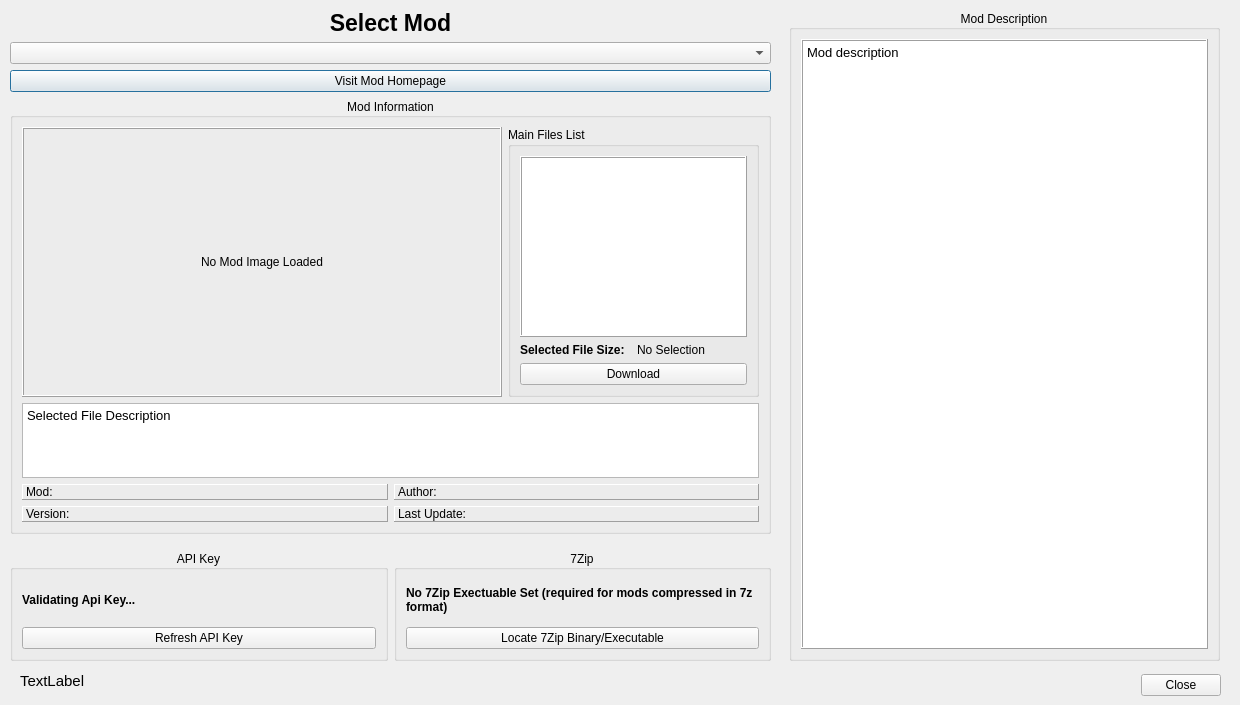
First picture: the form in modules/ModDownloader.ui, repository rainmakerv3/BB_Launcher, before the edit.
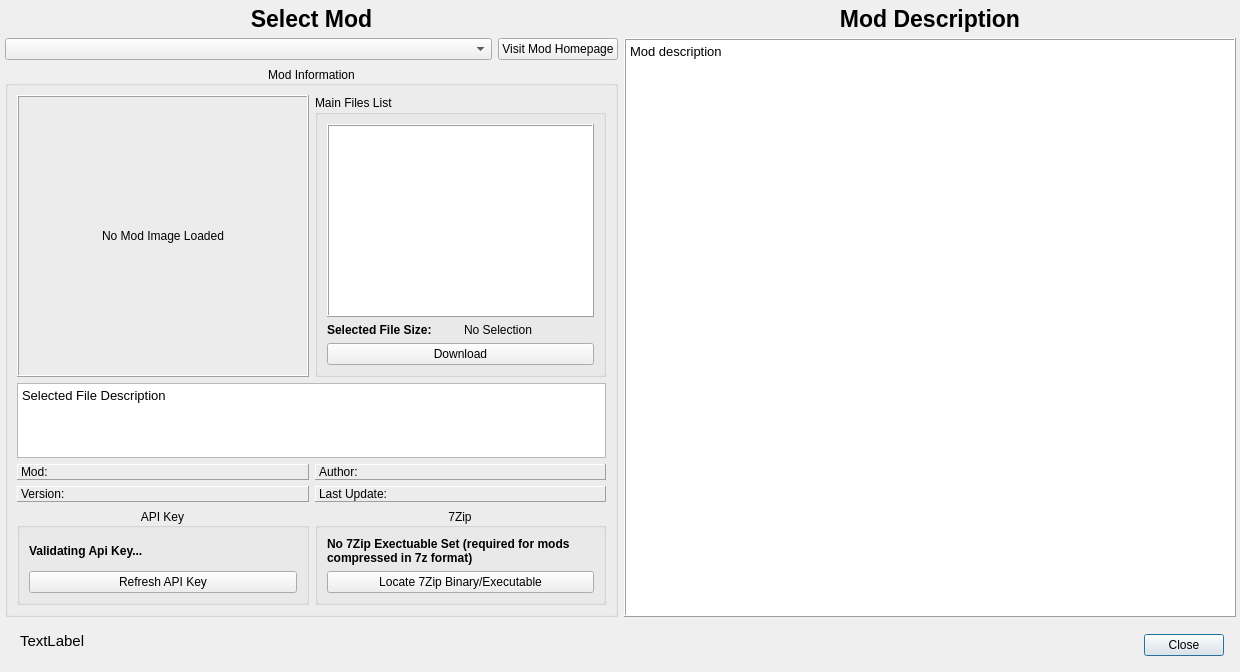
Second picture: the form after the edit.

Commit message: Downloader: ui element size tweaks

Patch:
```diff
--- a/modules/ModDownloader.ui
+++ b/modules/ModDownloader.ui
@@ -7,21 +7,67 @@
     <x>0</x>
     <y>0</y>
     <width>1240</width>
-    <height>705</height>
+    <height>672</height>
    </rect>
   </property>
   <property name="windowTitle">
    <string>BBLauncher Mod Downloader</string>
   </property>
-  <widget class="QWidget" name="verticalLayoutWidget">
+  <widget class="QDialogButtonBox" name="buttonBox">
    <property name="geometry">
     <rect>
-     <x>10</x>
-     <y>10</y>
-     <width>761</width>
-     <height>524</height>
+     <x>1123</x>
+     <y>630</y>
+     <width>101</width>
+     <height>31</height>
     </rect>
    </property>
+   <property name="sizePolicy">
+    <sizepolicy hsizetype="Expanding" vsizetype="Expanding">
+     <horstretch>5</horstretch>
+     <verstretch>0</verstretch>
+    </sizepolicy>
+   </property>
+   <property name="orientation">
+    <enum>Qt::Orientation::Horizontal</enum>
+   </property>
+   <property name="standardButtons">
+    <set>QDialogButtonBox::StandardButton::Close</set>
+   </property>
+  </widget>
+  <widget class="QLabel" name="RecModsLabel">
+   <property name="geometry">
+    <rect>
+     <x>20</x>
+     <y>630</y>
+     <width>941</width>
+     <height>22</height>
+    </rect>
+   </property>
+   <property name="font">
+    <font>
+     <pointsize>11</pointsize>
+     <bold>false</bold>
+    </font>
+   </property>
+   <property name="text">
+    <string>TextLabel</string>
+   </property>
+   <property name="openExternalLinks">
+    <bool>false</bool>
+   </property>
+  </widget>
+  <widget class="QWidget" name="horizontalLayoutWidget_3">
+   <property name="geometry">
+    <rect>
+     <x>5</x>
+     <y>6</y>
+     <width>1231</width>
+     <height>611</height>
+    </rect>
+   </property>
+   <layout class="QHBoxLayout" name="horizontalLayout_7">
+    <item>
    <layout class="QVBoxLayout" name="verticalLayout">
     <item>
      <widget class="QLabel" name="label_8">
@@ -40,15 +86,25 @@
      </widget>
     </item>
     <item>
+       <layout class="QHBoxLayout" name="horizontalLayout_6">
+        <item>
      <widget class="QComboBox" name="modComboBox"/>
     </item>
     <item>
      <widget class="QPushButton" name="visitButton">
+          <property name="sizePolicy">
+           <sizepolicy hsizetype="Fixed" vsizetype="Fixed">
+            <horstretch>0</horstretch>
+            <verstretch>0</verstretch>
+           </sizepolicy>
+          </property>
       <property name="text">
        <string>Visit Mod Homepage</string>
       </property>
      </widget>
     </item>
+       </layout>
+      </item>
     <item>
      <widget class="QGroupBox" name="groupBox_3">
       <property name="title">
@@ -73,7 +129,7 @@
            </property>
            <property name="minimumSize">
             <size>
-             <width>480</width>
+               <width>0</width>
              <height>0</height>
             </size>
            </property>
@@ -233,95 +289,7 @@
          </item>
         </layout>
        </item>
-      </layout>
-     </widget>
-    </item>
-   </layout>
-  </widget>
-  <widget class="QWidget" name="verticalLayoutWidget_3">
-   <property name="geometry">
-    <rect>
-     <x>789</x>
-     <y>10</y>
-     <width>431</width>
-     <height>651</height>
-    </rect>
-   </property>
-   <layout class="QVBoxLayout" name="verticalLayout_3">
     <item>
-     <widget class="QGroupBox" name="groupBox">
-      <property name="title">
-       <string>Mod Description</string>
-      </property>
-      <property name="alignment">
-       <set>Qt::AlignmentFlag::AlignCenter</set>
-      </property>
-      <property name="flat">
-       <bool>true</bool>
-      </property>
-      <layout class="QVBoxLayout" name="verticalLayout_4">
-       <item>
-        <widget class="QTextBrowser" name="modDesc">
-         <property name="frameShape">
-          <enum>QFrame::Shape::Box</enum>
-         </property>
-         <property name="frameShadow">
-          <enum>QFrame::Shadow::Raised</enum>
-         </property>
-         <property name="html">
-          <string>&lt;!DOCTYPE HTML PUBLIC &quot;-//W3C//DTD HTML 4.0//EN&quot; &quot;http://www.w3.org/TR/REC-html40/strict.dtd&quot;&gt;
-&lt;html&gt;&lt;head&gt;&lt;meta name=&quot;qrichtext&quot; content=&quot;1&quot; /&gt;&lt;meta charset=&quot;utf-8&quot; /&gt;&lt;style type=&quot;text/css&quot;&gt;
-p, li { white-space: pre-wrap; }
-hr { height: 1px; border-width: 0; }
-li.unchecked::marker { content: &quot;\2610&quot;; }
-li.checked::marker { content: &quot;\2612&quot;; }
-&lt;/style&gt;&lt;/head&gt;&lt;body style=&quot; font-family:'Segoe UI'; font-size:9pt; font-weight:400; font-style:normal;&quot;&gt;
-&lt;p style=&quot; margin-top:0px; margin-bottom:0px; margin-left:0px; margin-right:0px; -qt-block-indent:0; text-indent:0px;&quot;&gt;&lt;span style=&quot; font-family:'Noto Sans'; font-size:10pt;&quot;&gt;Mod description&lt;/span&gt;&lt;/p&gt;&lt;/body&gt;&lt;/html&gt;</string>
-         </property>
-         <property name="textInteractionFlags">
-          <set>Qt::TextInteractionFlag::TextSelectableByMouse</set>
-         </property>
-         <property name="openLinks">
-          <bool>false</bool>
-         </property>
-        </widget>
-       </item>
-      </layout>
-     </widget>
-    </item>
-   </layout>
-  </widget>
-  <widget class="QDialogButtonBox" name="buttonBox">
-   <property name="geometry">
-    <rect>
-     <x>1120</x>
-     <y>660</y>
-     <width>101</width>
-     <height>51</height>
-    </rect>
-   </property>
-   <property name="sizePolicy">
-    <sizepolicy hsizetype="Expanding" vsizetype="Expanding">
-     <horstretch>5</horstretch>
-     <verstretch>0</verstretch>
-    </sizepolicy>
-   </property>
-   <property name="orientation">
-    <enum>Qt::Orientation::Horizontal</enum>
-   </property>
-   <property name="standardButtons">
-    <set>QDialogButtonBox::StandardButton::Close</set>
-   </property>
-  </widget>
-  <widget class="QWidget" name="horizontalLayoutWidget">
-   <property name="geometry">
-    <rect>
-     <x>10</x>
-     <y>550</y>
-     <width>761</width>
-     <height>111</height>
-    </rect>
-   </property>
    <layout class="QHBoxLayout" name="horizontalLayout_5">
     <item>
      <widget class="QGroupBox" name="groupBox_2">
@@ -395,28 +363,59 @@
      </widget>
     </item>
    </layout>
-  </widget>
-  <widget class="QLabel" name="RecModsLabel">
-   <property name="geometry">
-    <rect>
-     <x>20</x>
-     <y>670</y>
-     <width>941</width>
-     <height>22</height>
-    </rect>
-   </property>
+         </item>
+        </layout>
+       </widget>
+      </item>
+     </layout>
+    </item>
+    <item>
+     <layout class="QVBoxLayout" name="verticalLayout_3">
+      <item>
+       <widget class="QLabel" name="label_9">
    <property name="font">
     <font>
-     <pointsize>11</pointsize>
-     <bold>false</bold>
+          <pointsize>17</pointsize>
+          <bold>true</bold>
     </font>
    </property>
    <property name="text">
-    <string>TextLabel</string>
-   </property>
-   <property name="openExternalLinks">
+         <string>Mod Description</string>
+        </property>
+        <property name="alignment">
+         <set>Qt::AlignmentFlag::AlignCenter</set>
+        </property>
+       </widget>
+      </item>
+      <item>
+       <widget class="QTextBrowser" name="modDesc">
+        <property name="frameShape">
+         <enum>QFrame::Shape::Box</enum>
+        </property>
+        <property name="frameShadow">
+         <enum>QFrame::Shadow::Raised</enum>
+        </property>
+        <property name="html">
+         <string>&lt;!DOCTYPE HTML PUBLIC &quot;-//W3C//DTD HTML 4.0//EN&quot; &quot;http://www.w3.org/TR/REC-html40/strict.dtd&quot;&gt;
+&lt;html&gt;&lt;head&gt;&lt;meta name=&quot;qrichtext&quot; content=&quot;1&quot; /&gt;&lt;meta charset=&quot;utf-8&quot; /&gt;&lt;style type=&quot;text/css&quot;&gt;
+p, li { white-space: pre-wrap; }
+hr { height: 1px; border-width: 0; }
+li.unchecked::marker { content: &quot;\2610&quot;; }
+li.checked::marker { content: &quot;\2612&quot;; }
+&lt;/style&gt;&lt;/head&gt;&lt;body style=&quot; font-family:'Segoe UI'; font-size:9pt; font-weight:400; font-style:normal;&quot;&gt;
+&lt;p style=&quot; margin-top:0px; margin-bottom:0px; margin-left:0px; margin-right:0px; -qt-block-indent:0; text-indent:0px;&quot;&gt;&lt;span style=&quot; font-family:'Noto Sans'; font-size:10pt;&quot;&gt;Mod description&lt;/span&gt;&lt;/p&gt;&lt;/body&gt;&lt;/html&gt;</string>
+        </property>
+        <property name="textInteractionFlags">
+         <set>Qt::TextInteractionFlag::TextSelectableByMouse</set>
+        </property>
+        <property name="openLinks">
     <bool>false</bool>
    </property>
+       </widget>
+      </item>
+     </layout>
+    </item>
+   </layout>
   </widget>
  </widget>
  <resources/>
```
Lines whose indentation alone changed are shown as unchanged.
